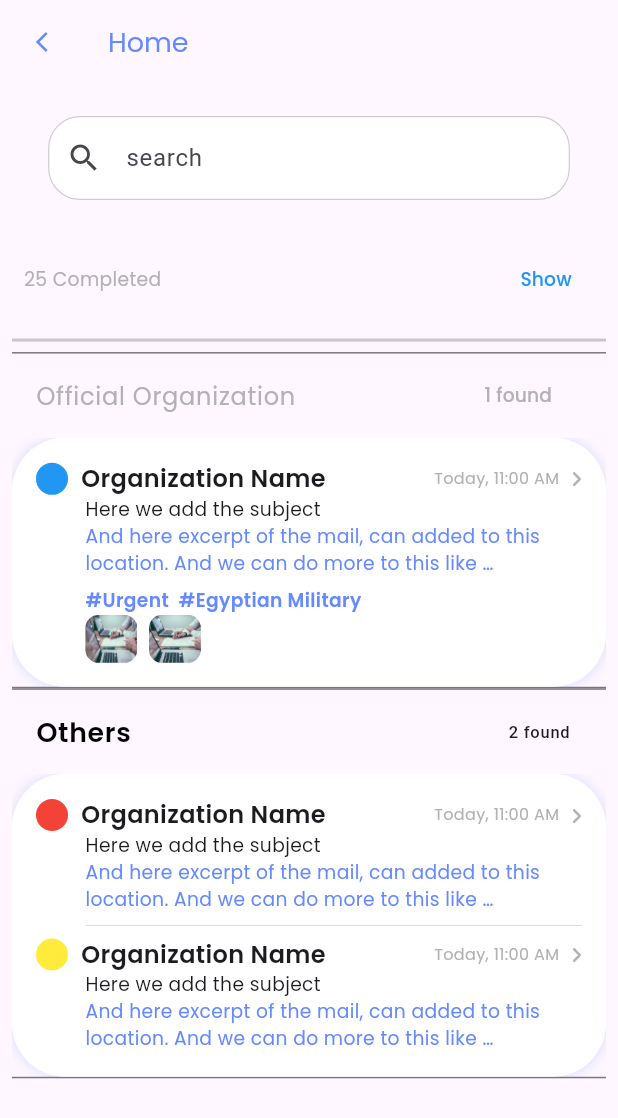
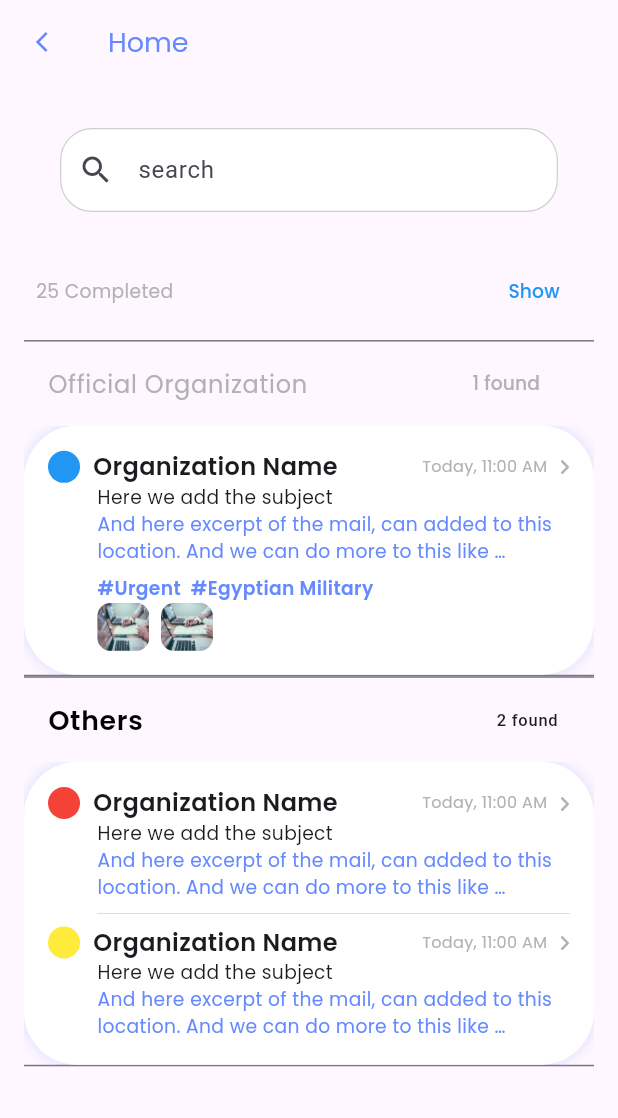
Before and after one commit to yaraAlBadrsawi/pal_mail_project, a Flutter app: the screen it shows after launch, on a phone screen of 412 x 824 dp. Shown: the top 1118 px of the screen. Run offline on Flutter 3.47's test engine with Material 2 defaults, Android fonts, the light colour scheme and no system bars; our stand-ins replace flutter_screenutil, flutter_svg, font_awesome_flutter, google_fonts.

Commit message:
Second change

```diff
--- a/lib/screens/search_screen.dart
+++ b/lib/screens/search_screen.dart
@@ -35,8 +35,10 @@ class _SearchScreenState extends State<SearchScreen> {
           color: seconderyColor,
         ),
       ),
-      body: Padding(
+      body: Container (
         padding: const EdgeInsets.all(8.0),
+        margin: const EdgeInsets.all(8.0),
+
         child: SingleChildScrollView(
           child: Column(
             children: [
@@ -62,9 +64,7 @@ class _SearchScreenState extends State<SearchScreen> {
                   ],
                 ),
               ),
-              Divider(
-                thickness: 2.0,
-              ),
+
               // Padding(
               //   padding: const EdgeInsets.all(8.0),
               //   child: Row(
```
